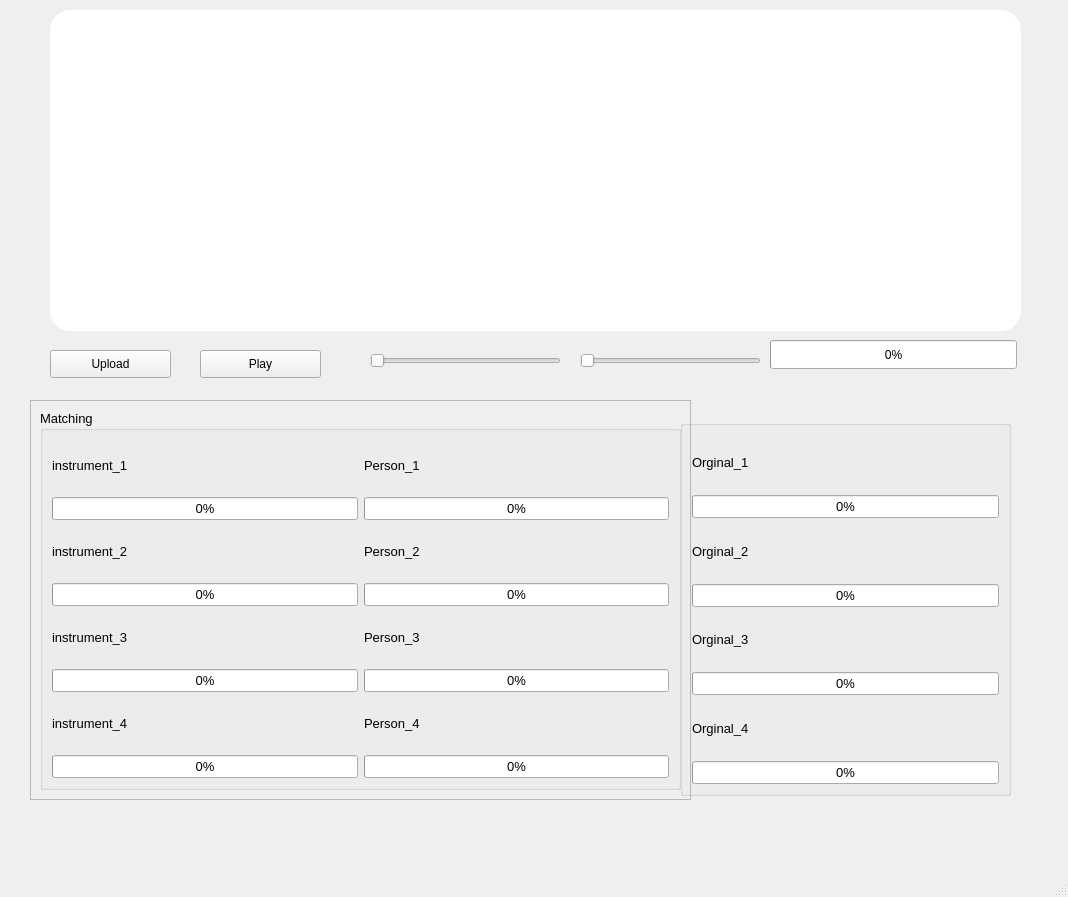
Qt form First_UI.ui (MuhamedSalah10/Shazam_Task_5) before a commit.
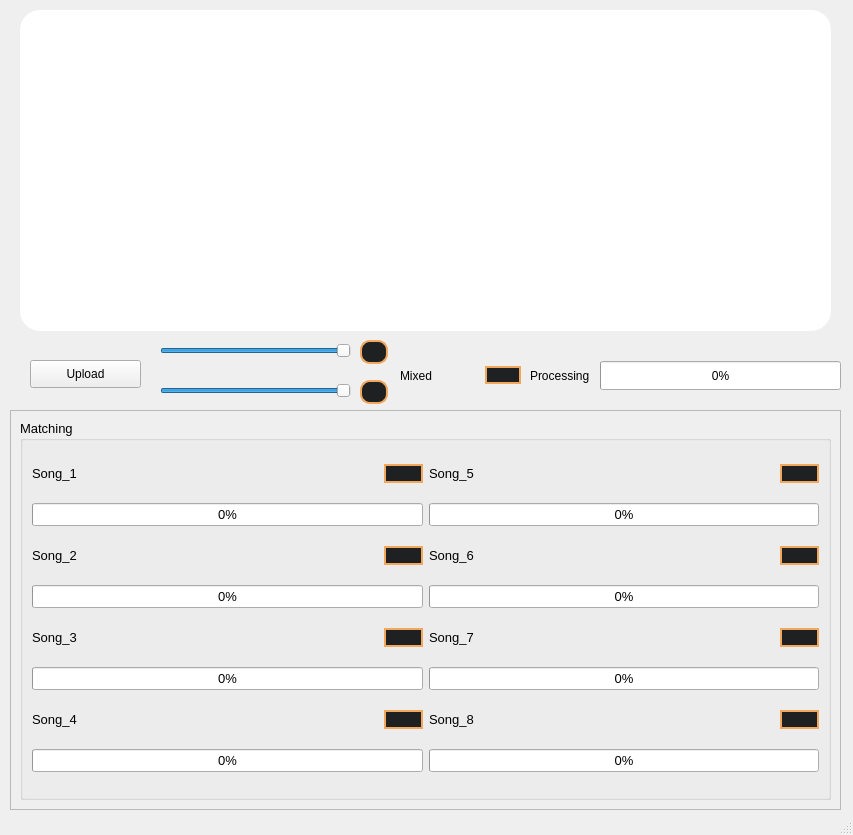
The same form after that commit. Icons and pictures are not drawn.

The edit to the form file:
```diff
--- a/First_UI.ui
+++ b/First_UI.ui
@@ -6,8 +6,8 @@
    <rect>
     <x>0</x>
     <y>0</y>
-    <width>1068</width>
-    <height>897</height>
+    <width>853</width>
+    <height>835</height>
    </rect>
   </property>
   <property name="windowTitle">
@@ -17,9 +17,9 @@
    <widget class="QFrame" name="frame_6">
     <property name="geometry">
      <rect>
-      <x>30</x>
-      <y>400</y>
-      <width>661</width>
+      <x>10</x>
+      <y>410</y>
+      <width>831</width>
       <height>400</height>
      </rect>
     </property>
@@ -47,33 +47,17 @@
         <string>Matching</string>
        </property>
        <layout class="QGridLayout" name="gridLayout_10">
-        <item row="6" column="0">
-         <widget class="QLabel" name="label_4">
-          <property name="font">
-           <font>
-            <pointsize>10</pointsize>
-           </font>
-          </property>
-          <property name="text">
-           <string>instrument_4</string>
-          </property>
-          <property name="scaledContents">
-           <bool>false</bool>
+        <item row="3" column="0">
+         <widget class="QProgressBar" name="progressBar_2">
+          <property name="value">
+           <number>0</number>
           </property>
          </widget>
         </item>
-        <item row="4" column="1">
-         <widget class="QLabel" name="label_7">
-          <property name="font">
-           <font>
-            <pointsize>10</pointsize>
-           </font>
-          </property>
-          <property name="text">
-           <string>Person_3</string>
-          </property>
-          <property name="scaledContents">
-           <bool>false</bool>
+        <item row="7" column="1">
+         <widget class="QProgressBar" name="progressBar_8">
+          <property name="value">
+           <number>0</number>
           </property>
          </widget>
         </item>
@@ -84,23 +68,8 @@
           </property>
          </widget>
         </item>
-        <item row="0" column="1">
-         <widget class="QLabel" name="label_5">
-          <property name="font">
-           <font>
-            <pointsize>10</pointsize>
-           </font>
-          </property>
-          <property name="text">
-           <string>Person_1</string>
-          </property>
-          <property name="scaledContents">
-           <bool>false</bool>
-          </property>
-         </widget>
-        </item>
-        <item row="1" column="1">
-         <widget class="QProgressBar" name="progressBar_instrument_5">
+        <item row="7" column="0">
+         <widget class="QProgressBar" name="progressBar_4">
           <property name="value">
            <number>0</number>
           </property>
@@ -113,21 +82,6 @@
           </property>
          </widget>
         </item>
-        <item row="0" column="0">
-         <widget class="QLabel" name="label_1">
-          <property name="font">
-           <font>
-            <pointsize>10</pointsize>
-           </font>
-          </property>
-          <property name="text">
-           <string>instrument_1</string>
-          </property>
-          <property name="scaledContents">
-           <bool>false</bool>
-          </property>
-         </widget>
-        </item>
         <item row="1" column="0">
          <widget class="QProgressBar" name="progressBar_instrument_1">
           <property name="value">
@@ -135,93 +89,347 @@
           </property>
          </widget>
         </item>
-        <item row="7" column="0">
-         <widget class="QProgressBar" name="progressBar_instrument_4">
+        <item row="5" column="0">
+         <widget class="QProgressBar" name="progressBar_3">
           <property name="value">
            <number>0</number>
           </property>
          </widget>
         </item>
-        <item row="7" column="1">
-         <widget class="QProgressBar" name="progressBar_instrument_8">
+        <item row="0" column="0">
+         <layout class="QHBoxLayout" name="horizontalLayout_20">
+          <item>
+           <widget class="QLabel" name="label_1">
+            <property name="font">
+             <font>
+              <pointsize>10</pointsize>
+             </font>
+            </property>
+            <property name="text">
+             <string>Song_1</string>
+            </property>
+            <property name="scaledContents">
+             <bool>false</bool>
+            </property>
+           </widget>
+          </item>
+          <item>
+           <widget class="QPushButton" name="play_output_1">
+            <property name="sizePolicy">
+             <sizepolicy hsizetype="Fixed" vsizetype="Fixed">
+              <horstretch>0</horstretch>
+              <verstretch>0</verstretch>
+             </sizepolicy>
+            </property>
+            <property name="styleSheet">
+             <string notr="true">border : 2px solid rgb(241, 167, 92); 
+background-color: rgb(31, 32, 34);
+Border-radius: 10px;</string>
+            </property>
+            <property name="text">
+             <string/>
+            </property>
+            <property name="icon">
+             <iconset>
+              <normaloff>icons8-sound-100 (1).png</normaloff>icons8-sound-100 (1).png</iconset>
+            </property>
+           </widget>
+          </item>
+         </layout>
+        </item>
+        <item row="1" column="1">
+         <widget class="QProgressBar" name="progressBar_5">
           <property name="value">
            <number>0</number>
           </property>
          </widget>
         </item>
-        <item row="6" column="1">
-         <widget class="QLabel" name="label_8">
-          <property name="font">
-           <font>
-            <pointsize>10</pointsize>
-           </font>
-          </property>
-          <property name="text">
-           <string>Person_4</string>
-          </property>
-          <property name="scaledContents">
-           <bool>false</bool>
-          </property>
-         </widget>
+        <item row="0" column="1">
+         <layout class="QHBoxLayout" name="horizontalLayout_21">
+          <item>
+           <widget class="QLabel" name="label_5">
+            <property name="font">
+             <font>
+              <pointsize>10</pointsize>
+             </font>
+            </property>
+            <property name="text">
+             <string>Song_5</string>
+            </property>
+            <property name="scaledContents">
+             <bool>false</bool>
+            </property>
+           </widget>
+          </item>
+          <item>
+           <widget class="QPushButton" name="play_output_5">
+            <property name="sizePolicy">
+             <sizepolicy hsizetype="Fixed" vsizetype="Fixed">
+              <horstretch>0</horstretch>
+              <verstretch>0</verstretch>
+             </sizepolicy>
+            </property>
+            <property name="styleSheet">
+             <string notr="true">border : 2px solid rgb(241, 167, 92); 
+background-color: rgb(31, 32, 34);
+Border-radius: 10px;</string>
+            </property>
+            <property name="text">
+             <string/>
+            </property>
+            <property name="icon">
+             <iconset>
+              <normaloff>icons8-sound-100 (1).png</normaloff>icons8-sound-100 (1).png</iconset>
+            </property>
+           </widget>
+          </item>
+         </layout>
         </item>
         <item row="2" column="1">
-         <widget class="QLabel" name="label_6">
-          <property name="font">
-           <font>
-            <pointsize>10</pointsize>
-           </font>
-          </property>
-          <property name="text">
-           <string>Person_2</string>
-          </property>
-          <property name="scaledContents">
-           <bool>false</bool>
-          </property>
-         </widget>
+         <layout class="QHBoxLayout" name="horizontalLayout_22">
+          <item>
+           <widget class="QLabel" name="label_6">
+            <property name="font">
+             <font>
+              <pointsize>10</pointsize>
+             </font>
+            </property>
+            <property name="text">
+             <string>Song_6</string>
+            </property>
+            <property name="scaledContents">
+             <bool>false</bool>
+            </property>
+           </widget>
+          </item>
+          <item>
+           <widget class="QPushButton" name="play_output_6">
+            <property name="sizePolicy">
+             <sizepolicy hsizetype="Fixed" vsizetype="Fixed">
+              <horstretch>0</horstretch>
+              <verstretch>0</verstretch>
+             </sizepolicy>
+            </property>
+            <property name="styleSheet">
+             <string notr="true">border : 2px solid rgb(241, 167, 92); 
+background-color: rgb(31, 32, 34);
+Border-radius: 10px;</string>
+            </property>
+            <property name="text">
+             <string/>
+            </property>
+            <property name="icon">
+             <iconset>
+              <normaloff>icons8-sound-100 (1).png</normaloff>icons8-sound-100 (1).png</iconset>
+            </property>
+           </widget>
+          </item>
+         </layout>
         </item>
-        <item row="3" column="0">
-         <widget class="QProgressBar" name="progressBar_instrument_2">
-          <property name="value">
-           <number>0</number>
-          </property>
-         </widget>
+        <item row="4" column="1">
+         <layout class="QHBoxLayout" name="horizontalLayout_23">
+          <item>
+           <widget class="QLabel" name="label_7">
+            <property name="font">
+             <font>
+              <pointsize>10</pointsize>
+             </font>
+            </property>
+            <property name="text">
+             <string>Song_7</string>
+            </property>
+            <property name="scaledContents">
+             <bool>false</bool>
+            </property>
+           </widget>
+          </item>
+          <item>
+           <widget class="QPushButton" name="play_output_7">
+            <property name="sizePolicy">
+             <sizepolicy hsizetype="Fixed" vsizetype="Fixed">
+              <horstretch>0</horstretch>
+              <verstretch>0</verstretch>
+             </sizepolicy>
+            </property>
+            <property name="styleSheet">
+             <string notr="true">border : 2px solid rgb(241, 167, 92); 
+background-color: rgb(31, 32, 34);
+Border-radius: 10px;</string>
+            </property>
+            <property name="text">
+             <string/>
+            </property>
+            <property name="icon">
+             <iconset>
+              <normaloff>icons8-sound-100 (1).png</normaloff>icons8-sound-100 (1).png</iconset>
+            </property>
+           </widget>
+          </item>
+         </layout>
+        </item>
+        <item row="6" column="1">
+         <layout class="QHBoxLayout" name="horizontalLayout_24">
+          <item>
+           <widget class="QLabel" name="label_8">
+            <property name="font">
+             <font>
+              <pointsize>10</pointsize>
+             </font>
+            </property>
+            <property name="text">
+             <string>Song_8</string>
+            </property>
+            <property name="scaledContents">
+             <bool>false</bool>
+            </property>
+           </widget>
+          </item>
+          <item>
+           <widget class="QPushButton" name="play_output_8">
+            <property name="sizePolicy">
+             <sizepolicy hsizetype="Fixed" vsizetype="Fixed">
+              <horstretch>0</horstretch>
+              <verstretch>0</verstretch>
+             </sizepolicy>
+            </property>
+            <property name="styleSheet">
+             <string notr="true">border : 2px solid rgb(241, 167, 92); 
+background-color: rgb(31, 32, 34);
+Border-radius: 10px;</string>
+            </property>
+            <property name="text">
+             <string/>
+            </property>
+            <property name="icon">
+             <iconset>
+              <normaloff>icons8-sound-100 (1).png</normaloff>icons8-sound-100 (1).png</iconset>
+            </property>
+           </widget>
+          </item>
+         </layout>
         </item>
         <item row="2" column="0">
-         <widget class="QLabel" name="label_2">
-          <property name="font">
-           <font>
-            <pointsize>10</pointsize>
-           </font>
-          </property>
-          <property name="text">
-           <string>instrument_2</string>
-          </property>
-          <property name="scaledContents">
-           <bool>false</bool>
-          </property>
-         </widget>
+         <layout class="QHBoxLayout" name="horizontalLayout_28">
+          <item>
+           <widget class="QLabel" name="label_2">
+            <property name="font">
+             <font>
+              <pointsize>10</pointsize>
+             </font>
+            </property>
+            <property name="text">
+             <string>Song_2</string>
+            </property>
+            <property name="scaledContents">
+             <bool>false</bool>
+            </property>
+           </widget>
+          </item>
+          <item>
+           <widget class="QPushButton" name="play_output_2">
+            <property name="sizePolicy">
+             <sizepolicy hsizetype="Fixed" vsizetype="Fixed">
+              <horstretch>0</horstretch>
+              <verstretch>0</verstretch>
+             </sizepolicy>
+            </property>
+            <property name="styleSheet">
+             <string notr="true">border : 2px solid rgb(241, 167, 92); 
+background-color: rgb(31, 32, 34);
+Border-radius: 10px;</string>
+            </property>
+            <property name="text">
+             <string/>
+            </property>
+            <property name="icon">
+             <iconset>
+              <normaloff>icons8-sound-100 (1).png</normaloff>icons8-sound-100 (1).png</iconset>
+            </property>
+           </widget>
+          </item>
+         </layout>
         </item>
         <item row="4" column="0">
-         <widget class="QLabel" name="label_3">
-          <property name="font">
-           <font>
-            <pointsize>10</pointsize>
-           </font>
-          </property>
-          <property name="text">
-           <string>instrument_3</string>
-          </property>
-          <property name="scaledContents">
-           <bool>false</bool>
-          </property>
-         </widget>
+         <layout class="QHBoxLayout" name="horizontalLayout_26">
+          <item>
+           <widget class="QLabel" name="label_3">
+            <property name="font">
+             <font>
+              <pointsize>10</pointsize>
+             </font>
+            </property>
+            <property name="text">
+             <string>Song_3</string>
+            </property>
+            <property name="scaledContents">
+             <bool>false</bool>
+            </property>
+           </widget>
+          </item>
+          <item>
+           <widget class="QPushButton" name="play_output_3">
+            <property name="sizePolicy">
+             <sizepolicy hsizetype="Fixed" vsizetype="Fixed">
+              <horstretch>0</horstretch>
+              <verstretch>0</verstretch>
+             </sizepolicy>
+            </property>
+            <property name="styleSheet">
+             <string notr="true">border : 2px solid rgb(241, 167, 92); 
+background-color: rgb(31, 32, 34);
+Border-radius: 10px;</string>
+            </property>
+            <property name="text">
+             <string/>
+            </property>
+            <property name="icon">
+             <iconset>
+              <normaloff>icons8-sound-100 (1).png</normaloff>icons8-sound-100 (1).png</iconset>
+            </property>
+           </widget>
+          </item>
+         </layout>
         </item>
-        <item row="5" column="0">
-         <widget class="QProgressBar" name="progressBar_instrument_3">
-          <property name="value">
-           <number>0</number>
-          </property>
-         </widget>
+        <item row="6" column="0">
+         <layout class="QHBoxLayout" name="horizontalLayout_29">
+          <item>
+           <widget class="QLabel" name="label_4">
+            <property name="font">
+             <font>
+              <pointsize>10</pointsize>
+             </font>
+            </property>
+            <property name="text">
+             <string>Song_4</string>
+            </property>
+            <property name="scaledContents">
+             <bool>false</bool>
+            </property>
+           </widget>
+          </item>
+          <item>
+           <widget class="QPushButton" name="play_output_4">
+            <property name="sizePolicy">
+             <sizepolicy hsizetype="Fixed" vsizetype="Fixed">
+              <horstretch>0</horstretch>
+              <verstretch>0</verstretch>
+             </sizepolicy>
+            </property>
+            <property name="styleSheet">
+             <string notr="true">border : 2px solid rgb(241, 167, 92); 
+background-color: rgb(31, 32, 34);
+Border-radius: 10px;</string>
+            </property>
+            <property name="text">
+             <string/>
+            </property>
+            <property name="icon">
+             <iconset>
+              <normaloff>icons8-sound-100 (1).png</normaloff>icons8-sound-100 (1).png</iconset>
+            </property>
+           </widget>
+          </item>
+         </layout>
         </item>
        </layout>
       </widget>
@@ -231,9 +439,9 @@
    <widget class="QPushButton" name="Upload_File_btn">
     <property name="geometry">
      <rect>
-      <x>50</x>
-      <y>350</y>
-      <width>121</width>
+      <x>30</x>
+      <y>360</y>
+      <width>111</width>
       <height>28</height>
      </rect>
     </property>
@@ -244,12 +452,18 @@
    <widget class="QSlider" name="First_Song_Weight">
     <property name="geometry">
      <rect>
-      <x>370</x>
-      <y>350</y>
+      <x>160</x>
+      <y>340</y>
       <width>191</width>
       <height>22</height>
      </rect>
     </property>
+    <property name="maximum">
+     <number>100</number>
+    </property>
+    <property name="value">
+     <number>100</number>
+    </property>
     <property name="orientation">
      <enum>Qt::Horizontal</enum>
     </property>
@@ -257,12 +471,18 @@
    <widget class="QSlider" name="second_song_Weight">
     <property name="geometry">
      <rect>
-      <x>580</x>
-      <y>350</y>
-      <width>181</width>
+      <x>160</x>
+      <y>380</y>
+      <width>191</width>
       <height>22</height>
      </rect>
     </property>
+    <property name="maximum">
+     <number>100</number>
+    </property>
+    <property name="value">
+     <number>100</number>
+    </property>
     <property name="orientation">
      <enum>Qt::Horizontal</enum>
     </property>
@@ -270,9 +490,9 @@
    <widget class="QWidget" name="Spec_Org" native="true">
     <property name="geometry">
      <rect>
-      <x>50</x>
+      <x>20</x>
       <y>10</y>
-      <width>971</width>
+      <width>811</width>
       <height>321</height>
      </rect>
     </property>
@@ -282,120 +502,12 @@
 </string>
     </property>
    </widget>
-   <widget class="QGroupBox" name="groupBox_4">
-    <property name="geometry">
-     <rect>
-      <x>680</x>
-      <y>420</y>
-      <width>331</width>
-      <height>376</height>
-     </rect>
-    </property>
-    <property name="font">
-     <font>
-      <pointsize>10</pointsize>
-     </font>
-    </property>
-    <property name="title">
-     <string/>
-    </property>
-    <layout class="QGridLayout" name="gridLayout_11">
-     <item row="3" column="0">
-      <widget class="QLabel" name="label_10">
-       <property name="font">
-        <font>
-         <pointsize>10</pointsize>
-        </font>
-       </property>
-       <property name="text">
-        <string>Orginal_2</string>
-       </property>
-       <property name="scaledContents">
-        <bool>false</bool>
-       </property>
-      </widget>
-     </item>
-     <item row="6" column="0">
-      <widget class="QProgressBar" name="progressBar_instrument_11">
-       <property name="value">
-        <number>0</number>
-       </property>
-      </widget>
-     </item>
-     <item row="5" column="0">
-      <widget class="QLabel" name="label_11">
-       <property name="font">
-        <font>
-         <pointsize>10</pointsize>
-        </font>
-       </property>
-       <property name="text">
-        <string>Orginal_3</string>
-       </property>
-       <property name="scaledContents">
-        <bool>false</bool>
-       </property>
-      </widget>
-     </item>
-     <item row="8" column="0">
-      <widget class="QProgressBar" name="progressBar_instrument_12">
-       <property name="value">
-        <number>0</number>
-       </property>
-      </widget>
-     </item>
-     <item row="4" column="0">
-      <widget class="QProgressBar" name="progressBar_instrument_10">
-       <property name="value">
-        <number>0</number>
-       </property>
-      </widget>
-     </item>
-     <item row="2" column="0">
-      <widget class="QProgressBar" name="progressBar_instrument_9">
-       <property name="value">
-        <number>0</number>
-       </property>
-      </widget>
-     </item>
-     <item row="7" column="0">
-      <widget class="QLabel" name="label_12">
-       <property name="font">
-        <font>
-         <pointsize>10</pointsize>
-        </font>
-       </property>
-       <property name="text">
-        <string>Orginal_4</string>
-       </property>
-       <property name="scaledContents">
-        <bool>false</bool>
-       </property>
-      </widget>
-     </item>
-     <item row="1" column="0">
-      <widget class="QLabel" name="label_9">
-       <property name="font">
-        <font>
-         <pointsize>10</pointsize>
-        </font>
-       </property>
-       <property name="text">
-        <string>Orginal_1</string>
-       </property>
-       <property name="scaledContents">
-        <bool>false</bool>
-       </property>
-      </widget>
-     </item>
-    </layout>
-   </widget>
    <widget class="QProgressBar" name="progress_calculations">
     <property name="geometry">
      <rect>
-      <x>770</x>
-      <y>340</y>
-      <width>247</width>
+      <x>600</x>
+      <y>361</y>
+      <width>241</width>
       <height>29</height>
      </rect>
     </property>
@@ -403,18 +515,164 @@
      <number>0</number>
     </property>
    </widget>
-   <widget class="QPushButton" name="play_pause_btn">
+   <widget class="QLabel" name="label">
     <property name="geometry">
      <rect>
-      <x>200</x>
-      <y>350</y>
+      <x>530</x>
+      <y>360</y>
+      <width>71</width>
+      <height>31</height>
+     </rect>
+    </property>
+    <property name="text">
+     <string>Processing</string>
+    </property>
+   </widget>
+   <widget class="QPushButton" name="play_signal_1">
+    <property name="geometry">
+     <rect>
+      <x>360</x>
+      <y>340</y>
+      <width>28</width>
+      <height>24</height>
+     </rect>
+    </property>
+    <property name="sizePolicy">
+     <sizepolicy hsizetype="Fixed" vsizetype="Fixed">
+      <horstretch>0</horstretch>
+      <verstretch>0</verstretch>
+     </sizepolicy>
+    </property>
+    <property name="styleSheet">
+     <string notr="true">border : 2px solid rgb(241, 167, 92); 
+background-color: rgb(31, 32, 34);
+Border-radius: 10px;</string>
+    </property>
+    <property name="text">
+     <string/>
+    </property>
+    <property name="icon">
+     <iconset>
+      <normaloff>icons8-sound-100 (1).png</normaloff>icons8-sound-100 (1).png</iconset>
+    </property>
+   </widget>
+   <widget class="QWidget" name="layoutWidget_7">
+    <property name="geometry">
+     <rect>
+      <x>990</x>
+      <y>1010</y>
+      <width>303</width>
+      <height>42</height>
+     </rect>
+    </property>
+    <layout class="QHBoxLayout" name="horizontalLayout_27">
+     <item>
+      <widget class="QLabel" name="label_15">
+       <property name="font">
+        <font>
+         <pointsize>10</pointsize>
+        </font>
+       </property>
+       <property name="text">
+        <string>instrument_1</string>
+       </property>
+       <property name="scaledContents">
+        <bool>false</bool>
+       </property>
+      </widget>
+     </item>
+     <item>
+      <widget class="QPushButton" name="output_sound_9">
+       <property name="sizePolicy">
+        <sizepolicy hsizetype="Fixed" vsizetype="Fixed">
+         <horstretch>0</horstretch>
+         <verstretch>0</verstretch>
+        </sizepolicy>
+       </property>
+       <property name="styleSheet">
+        <string notr="true">border : 2px solid rgb(241, 167, 92); 
+background-color: rgb(31, 32, 34);
+Border-radius: 10px;</string>
+       </property>
+       <property name="text">
+        <string/>
+       </property>
+       <property name="icon">
+        <iconset>
+         <normaloff>../../../../Downloads/icons/icons8-sound-100 (1).png</normaloff>../../../../Downloads/icons/icons8-sound-100 (1).png</iconset>
+       </property>
+      </widget>
+     </item>
+    </layout>
+   </widget>
+   <widget class="QPushButton" name="play_signal_2">
+    <property name="geometry">
+     <rect>
+      <x>360</x>
+      <y>380</y>
+      <width>28</width>
+      <height>24</height>
+     </rect>
+    </property>
+    <property name="sizePolicy">
+     <sizepolicy hsizetype="Fixed" vsizetype="Fixed">
+      <horstretch>0</horstretch>
+      <verstretch>0</verstretch>
+     </sizepolicy>
+    </property>
+    <property name="styleSheet">
+     <string notr="true">border : 2px solid rgb(241, 167, 92); 
+background-color: rgb(31, 32, 34);
+Border-radius: 10px;</string>
+    </property>
+    <property name="text">
+     <string/>
+    </property>
+    <property name="icon">
+     <iconset>
+      <normaloff>icons8-sound-100 (1).png</normaloff>icons8-sound-100 (1).png</iconset>
+    </property>
+   </widget>
+   <widget class="QWidget" name="horizontalLayoutWidget">
+    <property name="geometry">
+     <rect>
+      <x>400</x>
+      <y>360</y>
       <width>121</width>
-      <height>28</height>
+      <height>31</height>
      </rect>
     </property>
-    <property name="text">
-     <string>Play</string>
-    </property>
+    <layout class="QHBoxLayout" name="horizontalLayout">
+     <item>
+      <widget class="QLabel" name="label_mix">
+       <property name="text">
+        <string>Mixed</string>
+       </property>
+      </widget>
+     </item>
+     <item>
+      <widget class="QPushButton" name="play_signal_mixed">
+       <property name="sizePolicy">
+        <sizepolicy hsizetype="Fixed" vsizetype="Fixed">
+         <horstretch>0</horstretch>
+         <verstretch>0</verstretch>
+        </sizepolicy>
+       </property>
+       <property name="styleSheet">
+        <string notr="true">border : 2px solid rgb(241, 167, 92); 
+background-color: rgb(31, 32, 34);
+Border-radius: 10px;</string>
+       </property>
+       <property name="text">
+        <string/>
+       </property>
+       <property name="icon">
+        <iconset>
+         <normaloff>icons8-sound-100 (1).png</normaloff>icons8-sound-100 (1).png</iconset>
+       </property>
+      </widget>
+     </item>
+    </layout>
    </widget>
   </widget>
   <widget class="QStatusBar" name="statusbar"/>
```
Left out of the diff: 6 changed lines with no effect on the pictures.
